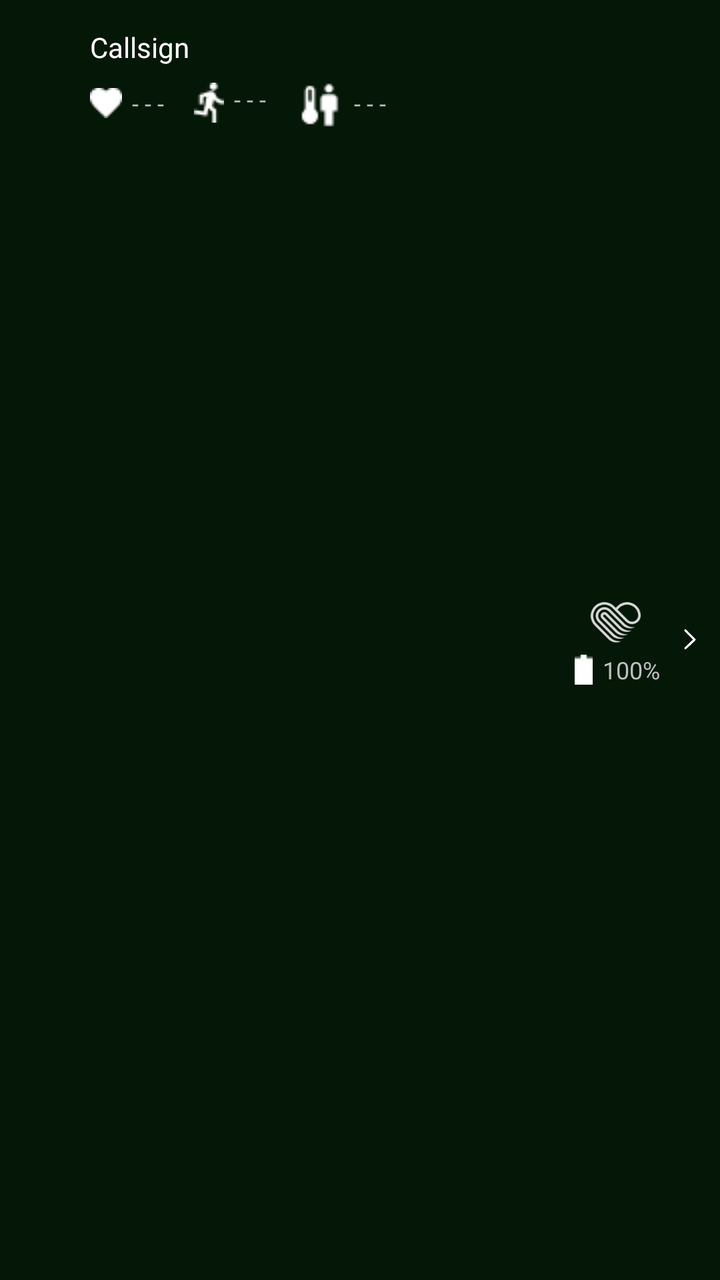
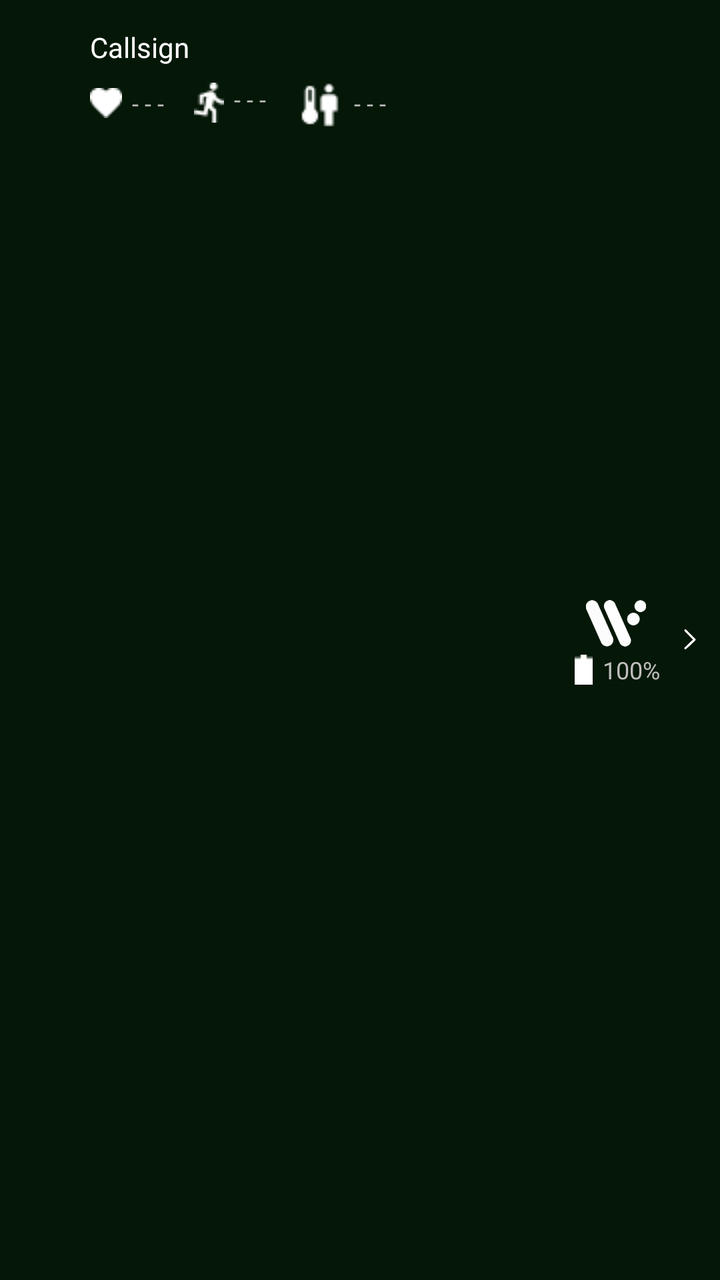

The first picture is an Android layout as it rendered before a commit; the second is the same layout after the commit. The layout source and the unified diff follow.
<!-- AndroidManifest.xml: application theme AppTheme -->
<!-- res/layout/custom_list_view.xml -->
<?xml version="1.0" encoding="utf-8"?>
<LinearLayout
    xmlns:android="http://schemas.android.com/apk/res/android"
    xmlns:tools="http://schemas.android.com/tools"
    android:layout_width="match_parent"
    android:layout_height="wrap_content"
    android:orientation="horizontal"
    android:paddingVertical="10dp"
    tools:ignore="UselessParent"
    android:background="@color/greenbg"
    style="@style/AppTheme">

    <ImageView
        android:id="@+id/alertIcon"
        android:layout_width="25dp"
        android:layout_height="25dp"
        android:layout_margin="10dp"
        android:src="@drawable/danger"
        tools:ignore="ContentDescription"
        android:layout_gravity="center_vertical"
        android:visibility="invisible"/>

    <LinearLayout
        android:id="@+id/nameAndAlerts"
        android:layout_width="wrap_content"
        android:layout_height="wrap_content"
        android:orientation="vertical"
        android:layout_marginTop="4dp">

        <TextView
            android:id="@+id/textCallsign"
            android:layout_width="wrap_content"
            android:layout_height="wrap_content"
            android:textSize="14sp"
            android:text="Callsign"
            android:textColor="@color/white"
            tools:ignore="RtlHardcoded"/>

        <TextView
            android:id="@+id/textisFalsePositive"
            android:layout_width="wrap_content"
            android:layout_height="wrap_content"
            android:textSize="13sp"
            android:text="Band not worn properly, readings may be incorrect"
            android:textColor="@color/light_gray"
            tools:ignore="RtlHardcoded"
            android:paddingBottom="7dp"
            android:drawableStart="@drawable/isfalsepositive"
            android:visibility = "gone"/>

        <TextView
            android:id="@+id/textLastConnected"
            android:layout_width="wrap_content"
            android:layout_height="wrap_content"
            android:textSize="13sp"
            android:text="Last connected X minutes ago"
            android:textColor="@color/light_gray"
            tools:ignore="RtlHardcoded"
            android:paddingBottom="7dp"
            android:visibility="gone"/>

        <LinearLayout
            android:id="@+id/healthData"
            android:layout_width="wrap_content"
            android:layout_height="wrap_content"
            android:gravity="center_vertical"
            android:paddingTop="5dp">

            <TextView
                android:id="@+id/textHeartRate"
                android:layout_width="wrap_content"
                android:layout_height="wrap_content"
                android:textSize="12sp"
                tools:ignore="RtlHardcoded"
                android:text="- - -"
                android:layout_marginEnd="15dp"
                android:drawableStart="@drawable/heartrate"
                android:drawablePadding="5dp"/>

            <TextView
                android:id="@+id/textExertion"
                android:layout_width="wrap_content"
                android:layout_height="wrap_content"
                android:textSize="12sp"
                tools:ignore="RtlHardcoded"
                android:text="- - -"
                android:layout_marginEnd="15dp"
                android:drawableStart="@drawable/exertion"
                android:drawablePadding="5dp"/>

            <TextView
                android:id="@+id/textCoreBodyTemp"
                android:layout_width="wrap_content"
                android:layout_height="wrap_content"
                android:drawableStart="@drawable/corebodytemp"
                android:text="- - -"
                android:textSize="12sp"
                android:gravity="center_vertical"
                tools:ignore="RtlHardcoded"
                android:drawablePadding="0dp"/>
        </LinearLayout>

        <RelativeLayout
            android:id="@+id/expandedHealthData"
            android:layout_width="wrap_content"
            android:layout_height="wrap_content"
            android:layout_marginTop="3dp"
            android:gravity="center_vertical"
            android:visibility="gone">

            <TextView
                android:id="@+id/textCaloricBurnRate"
                android:layout_width="wrap_content"
                android:layout_height="wrap_content"
                android:textSize="12sp"
                tools:ignore="RtlHardcoded"
                android:text="- - -"
                android:layout_marginEnd="15dp"
                android:drawableStart="@drawable/calories"
                android:drawablePadding="5dp"/>

            <TextView
                android:id="@+id/textHrlv"
                android:layout_width="wrap_content"
                android:layout_height="wrap_content"
                android:textSize="12sp"
                tools:ignore="RtlHardcoded"
                android:text="- - -"
                android:layout_marginEnd="15dp"
                android:drawableStart="@drawable/hrlv"
                android:drawablePadding="5dp"
                android:layout_toEndOf="@id/textCaloricBurnRate"/>

            <TextView
                android:id="@+id/textVo2"
                android:layout_width="wrap_content"
                android:layout_height="wrap_content"
                android:drawableStart="@drawable/vo2"
                android:text="- - -"
                android:textSize="12sp"
                tools:ignore="RtlHardcoded"
                android:layout_marginEnd="15dp"
                android:drawablePadding="5dp"
                android:layout_toEndOf="@id/textHrlv"/>

            <TextView
                android:id="@+id/textHrv"
                android:layout_width="wrap_content"
                android:layout_height="wrap_content"
                android:drawableStart="@drawable/hrv"
                android:text="- - -"
                android:textSize="12sp"
                tools:ignore="RtlHardcoded"
                android:drawablePadding="5dp"
                android:layout_marginTop="3dp"
                android:layout_below="@id/textCaloricBurnRate"/>
        </RelativeLayout>

    </LinearLayout>

    <RelativeLayout
        android:layout_width="wrap_content"
        android:layout_height="wrap_content"
        android:layout_gravity="center_vertical"
        android:layout_marginEnd="10dp"
        android:orientation="vertical">

        <ImageView
            android:id="@+id/iconWearableLogo"
            android:layout_width="30dp"
            android:layout_height="30dp"
            android:src="@drawable/biostrap"
            android:layout_marginEnd="7dp"
            android:layout_toLeftOf="@id/toggle"/>

        <TextView
            android:id="@+id/textBattery"
            android:layout_width="wrap_content"
            android:layout_height="wrap_content"
            android:textSize="12sp"
            android:text="100%"
            tools:ignore="RtlHardcoded"
            android:layout_below="@id/iconWearableLogo"
            android:layout_toLeftOf="@id/toggle"
            android:drawableStart="@drawable/battery"
            android:drawablePadding="5dp"/>

        <ImageView
            android:id="@+id/toggle"
            android:layout_width="10dp"
            android:layout_height="10dp"
            android:layout_centerVertical="true"
            android:src="@drawable/arrow"
            android:layout_alignParentEnd="true"
            android:layout_marginStart="10dp"/>
    </RelativeLayout>





</LinearLayout>
<!-- resources referenced by this layout -->
<resources>
  <color name="greenbg">#202BB73B</color>
  <color name="light_gray">#A3A3A3</color>
  <color name="white">#ffffff</color>
  <!-- drawable arrow: png bitmap (drawable, 589 bytes) -->
  <!-- drawable battery: png bitmap (drawable, 158 bytes) -->
  <!-- drawable biostrap: png bitmap (drawable, 9869 bytes) -->
  <!-- drawable calories: png bitmap (drawable, 372 bytes) -->
  <!-- drawable corebodytemp: png bitmap (drawable, 384 bytes) -->
  <!-- drawable danger: png bitmap (drawable, 1175 bytes) -->
  <!-- drawable exertion: png bitmap (drawable, 350 bytes) -->
  <!-- drawable heartrate: png bitmap (drawable, 255 bytes) -->
  <!-- drawable hrlv: png bitmap (drawable, 381 bytes) -->
  <!-- drawable hrv: png bitmap (drawable, 371 bytes) -->
  <!-- drawable isfalsepositive: png bitmap (drawable, 552 bytes) -->
  <!-- drawable vo2: png bitmap (drawable, 362 bytes) -->
  <style name="AppTheme" parent="@android:style/Theme.Holo">
          <item name="android:buttonStyle">@android:style/Widget.Button</item>
          <item name="android:imageButtonStyle">@android:style/Widget.Button</item>
          <item name="android:buttonStyleToggle">@android:style/Widget.Button</item>
          <item name="android:spinnerStyle">@style/ATAKSpinner</item>
          <item name="android:spinnerItemStyle">@style/ATAKSpinnerItem</item>
          <item name="android:editTextStyle">@style/ATAKEditText</item>
      </style>
  <style name="ATAKSpinner" parent="@android:style/Widget.Spinner">
          <item name="android:spinnerMode">dialog</item>
      </style>
  <style name="ATAKSpinnerItem" parent="@style/AppTheme">
          <item name="android:textColor">@android:color/black</item>
      </style>
  <style name="ATAKEditText" parent="@android:style/Widget.EditText">
          
          
  
          
          <item name="android:imeOptions">flagNoFullscreen</item>
      </style>
</resources>

<!-- the commit's change to res/layout/custom_list_view.xml (unified diff, before → after) -->
@@ -169,7 +169,7 @@
             android:id="@+id/iconWearableLogo"
             android:layout_width="30dp"
             android:layout_height="30dp"
-            android:src="@drawable/biostrap"
+            android:src="@drawable/wearos"
             android:layout_marginEnd="7dp"
             android:layout_toLeftOf="@id/toggle"/>
 
<!-- resource entries referenced after the edit -->
@@ -5,7 +5,6 @@
   <color name="white">#ffffff</color>
   <!-- drawable arrow: png bitmap (drawable, 589 bytes) -->
   <!-- drawable battery: png bitmap (drawable, 158 bytes) -->
-  <!-- drawable biostrap: png bitmap (drawable, 9869 bytes) -->
   <!-- drawable calories: png bitmap (drawable, 372 bytes) -->
   <!-- drawable corebodytemp: png bitmap (drawable, 384 bytes) -->
   <!-- drawable danger: png bitmap (drawable, 1175 bytes) -->
@@ -15,6 +14,7 @@
   <!-- drawable hrv: png bitmap (drawable, 371 bytes) -->
   <!-- drawable isfalsepositive: png bitmap (drawable, 552 bytes) -->
   <!-- drawable vo2: png bitmap (drawable, 362 bytes) -->
+  <!-- drawable wearos: png bitmap (drawable, 4659 bytes) -->
   <style name="AppTheme" parent="@android:style/Theme.Holo">
           <item name="android:buttonStyle">@android:style/Widget.Button</item>
           <item name="android:imageButtonStyle">@android:style/Widget.Button</item>
